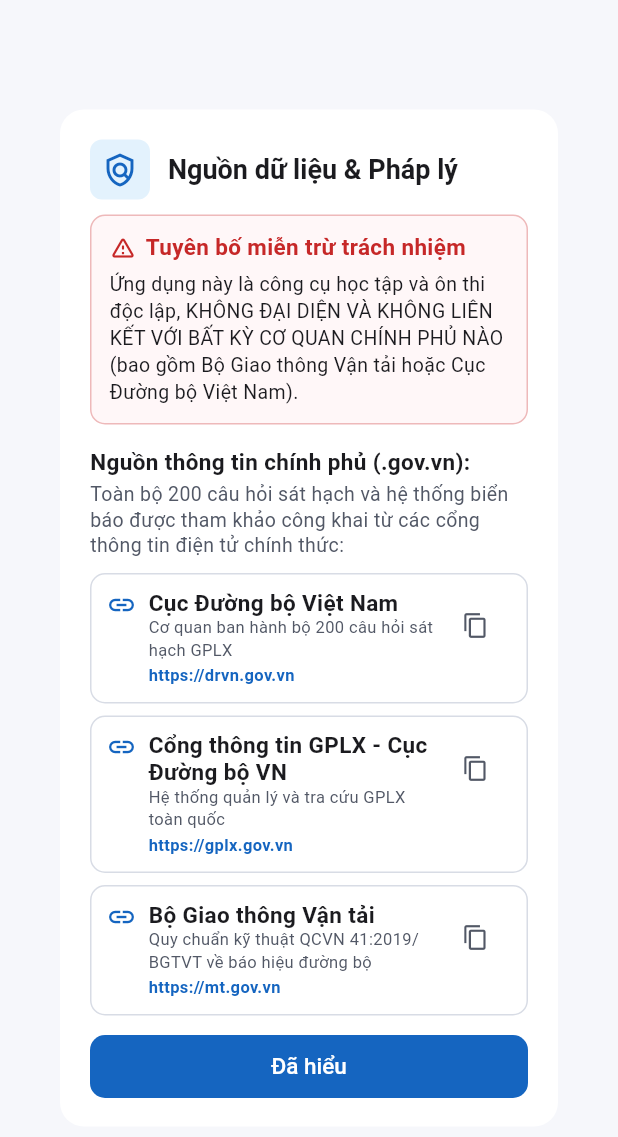
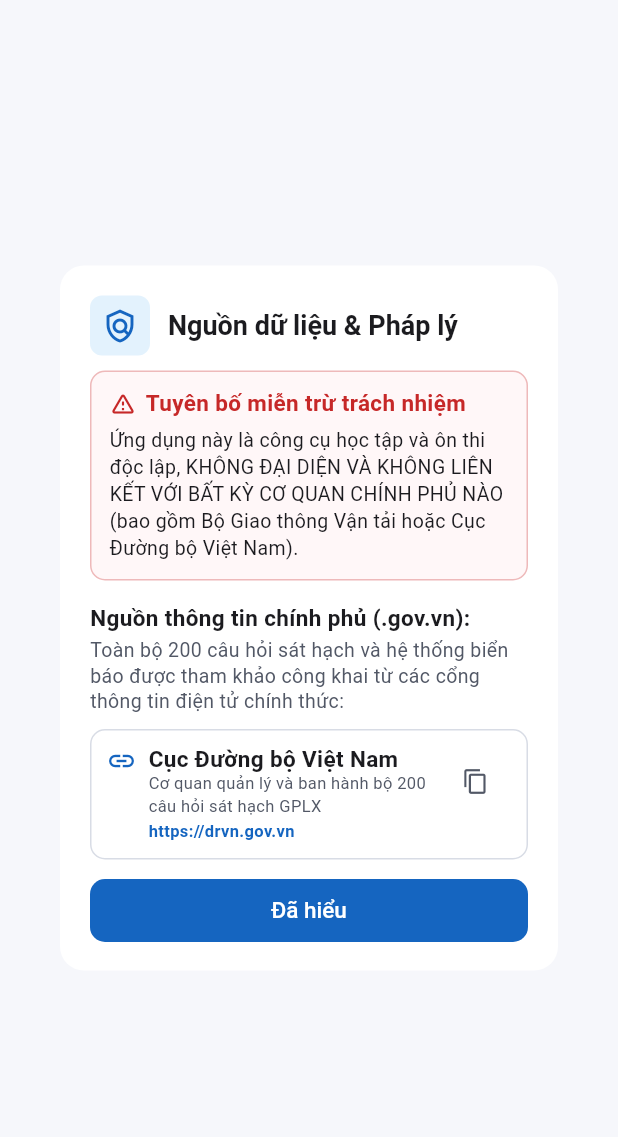
Before and after one commit to huypham200104/tracnghiemlaixea1, a Flutter app: the GovernmentSourceDialog widget shown alone on an empty page, opened directly, on a phone screen of 412 x 824 dp. Shown: the top 1137 px of the screen. Run offline on Flutter 3.47's test engine with Material 3 defaults, Android fonts, the phone set to English and light mode, and no system bars; our stand-ins replace shared_preferences; accounts and stored records are empty.

Commit message:
Update government sources and app version
Bump the app version to 1.0.1+6 and align the in-app source dialog, Google Play listing, and privacy policy with the Cục Đường bộ Việt Nam as the sole government information source.

```diff
--- a/app/lib/features/profile/presentation/dialogs/government_source_dialog.dart
+++ b/app/lib/features/profile/presentation/dialogs/government_source_dialog.dart
@@ -110,24 +110,8 @@
             _buildSourceItem(
               context,
               title: 'Cục Đường bộ Việt Nam',
-              description: 'Cơ quan ban hành bộ 200 câu hỏi sát hạch GPLX',
+              description: 'Cơ quan quản lý và ban hành bộ 200 câu hỏi sát hạch GPLX',
               url: 'https://drvn.gov.vn',
-            ),
-            const SizedBox(height: 8),
-
-            _buildSourceItem(
-              context,
-              title: 'Cổng thông tin GPLX - Cục Đường bộ VN',
-              description: 'Hệ thống quản lý và tra cứu GPLX toàn quốc',
-              url: 'https://gplx.gov.vn',
-            ),
-            const SizedBox(height: 8),
-
-            _buildSourceItem(
-              context,
-              title: 'Bộ Giao thông Vận tải',
-              description: 'Quy chuẩn kỹ thuật QCVN 41:2019/BGTVT về báo hiệu đường bộ',
-              url: 'https://mt.gov.vn',
             ),
           ],
         ),
--- a/app/pubspec.yaml
+++ b/app/pubspec.yaml
@@ -16,7 +16,7 @@
 # https://developer.apple.com/library/archive/documentation/General/Reference/InfoPlistKeyReference/Articles/CoreFoundationKeys.html
 # In Windows, build-name is used as the major, minor, and patch parts
 # of the product and file versions while build-number is used as the build suffix.
-version: 1.0.0+5
+version: 1.0.1+6
 
 environment:
   sdk: ^3.8.1
```
Also changed, not shown: 2 other files.
